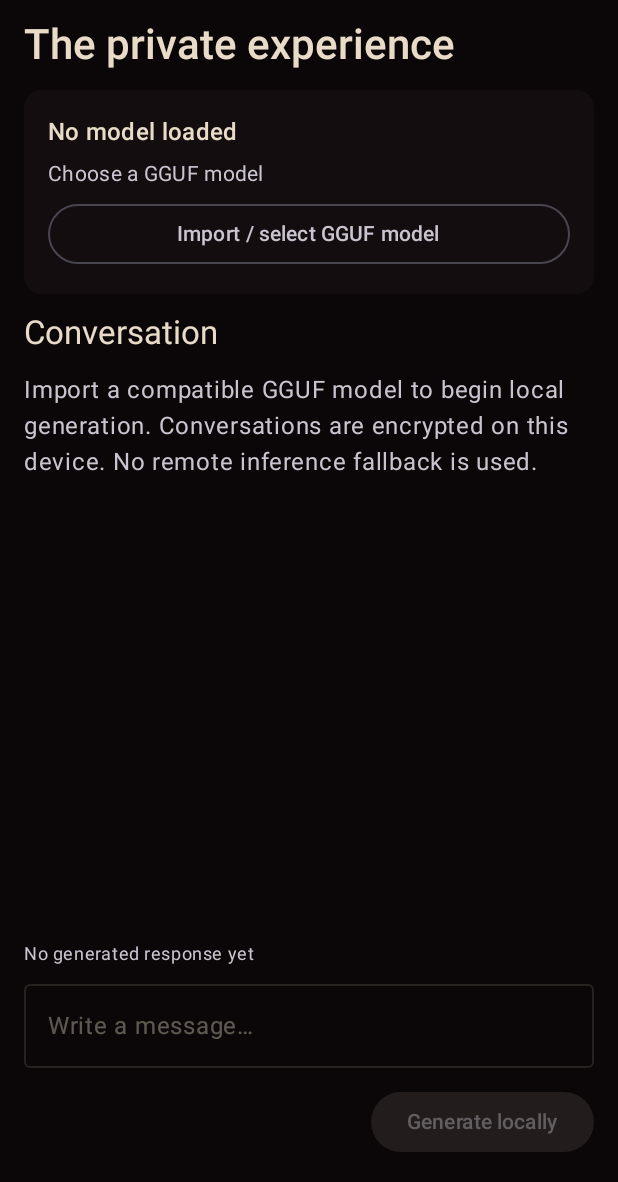
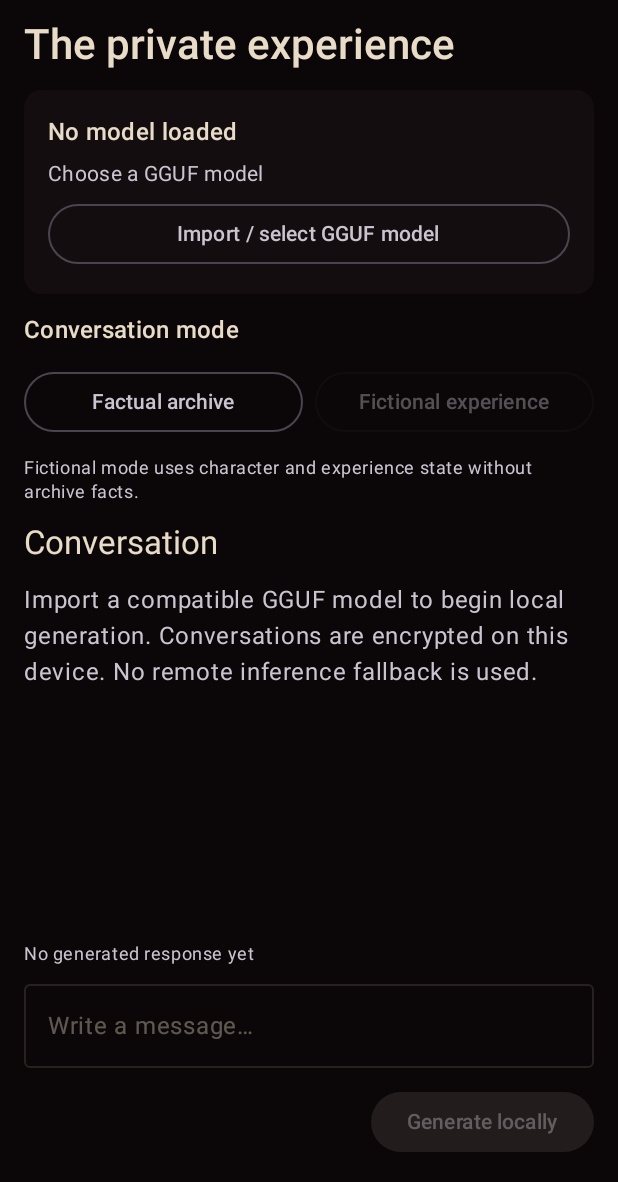
Before and after one commit to jaedwards1986/DevotedCraving, an Android app built with Jetpack Compose: the composable LocalInferenceScreen shown on its own in the app's theme, on a phone screen of 412 x 824 dp, the part 54-1236 px from its top. Run offline under Robolectric (Android 15) with nearby library versions, the phone set to English and light mode, and no system bars; pictures from the network do not load.

Commit message:
Expose factual and fictional conversation modes in chat UI

```diff
--- a/app/src/main/java/ai/davoted/craving/ui/LocalInferenceScreen.kt
+++ b/app/src/main/java/ai/davoted/craving/ui/LocalInferenceScreen.kt
@@ -36,6 +36,7 @@ import androidx.compose.ui.unit.dp
 import androidx.lifecycle.compose.collectAsStateWithLifecycle
 import androidx.lifecycle.viewmodel.compose.viewModel
 import ai.davoted.craving.conversation.ChatViewModel
+import ai.davoted.craving.conversation.ConversationMode
 import ai.davoted.craving.conversation.ChatViewModelFactory
 
 @Composable
@@ -75,6 +76,28 @@ fun LocalInferenceScreen(modifier: Modifier = Modifier) {
             }
         }
 
+        Text("Conversation mode", style = MaterialTheme.typography.titleMedium)
+        Row(Modifier.fillMaxWidth(), horizontalArrangement = Arrangement.spacedBy(8.dp)) {
+            OutlinedButton(
+                onClick = { chatViewModel.setMode(ConversationMode.FACTUAL) },
+                enabled = !state.isBusy && state.mode != ConversationMode.FACTUAL,
+                modifier = Modifier.weight(1f)
+            ) { Text("Factual archive") }
+            OutlinedButton(
+                onClick = { chatViewModel.setMode(ConversationMode.FICTIONAL) },
+                enabled = !state.isBusy && state.mode != ConversationMode.FICTIONAL,
+                modifier = Modifier.weight(1f)
+            ) { Text("Fictional experience") }
+        }
+        Text(
+            if (state.mode == ConversationMode.FACTUAL) {
+                "Factual mode uses verified, source-located archive material only."
+            } else {
+                "Fictional mode uses character and experience state without archive facts."
+            },
+            style = MaterialTheme.typography.bodySmall,
+            color = MaterialTheme.colorScheme.onSurfaceVariant
+        )
         Text("Conversation", style = MaterialTheme.typography.titleLarge)
         LazyColumn(
             modifier = Modifier.weight(1f).fillMaxWidth(),
```
